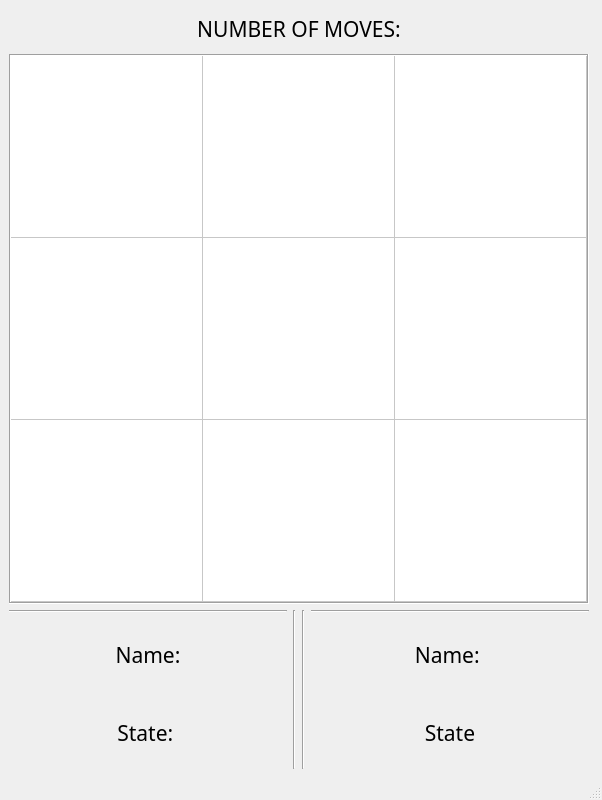
Above: W_TTT_UI.ui from adhamhamdy3/Word-Tic-Tac-Toe before the change. Below: the same form after it.
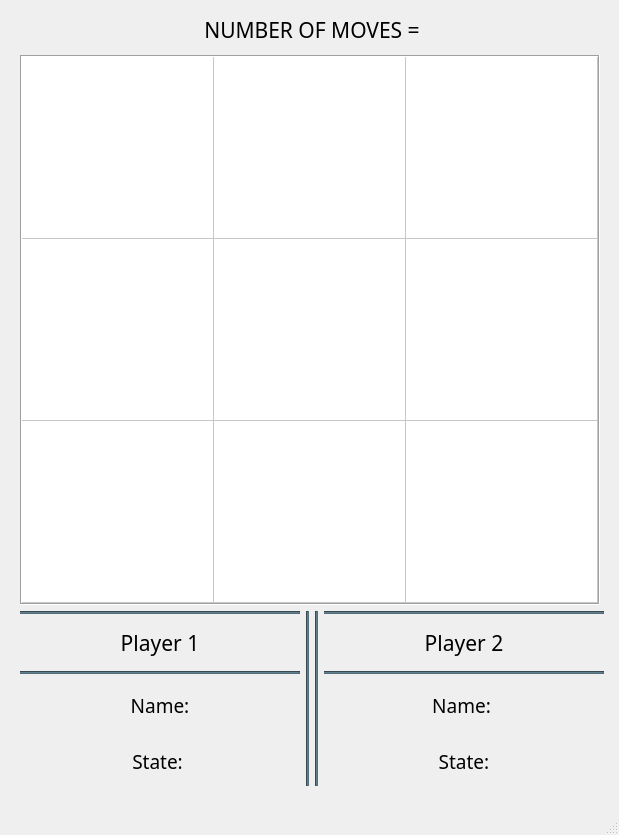
That is the form after the change.

```diff
--- a/W_TTT_UI.ui
+++ b/W_TTT_UI.ui
@@ -6,34 +6,41 @@
    <rect>
     <x>0</x>
     <y>0</y>
-    <width>602</width>
-    <height>800</height>
+    <width>619</width>
+    <height>835</height>
    </rect>
   </property>
   <property name="sizePolicy">
-   <sizepolicy hsizetype="Fixed" vsizetype="Fixed">
+   <sizepolicy hsizetype="Preferred" vsizetype="Preferred">
     <horstretch>0</horstretch>
     <verstretch>0</verstretch>
    </sizepolicy>
   </property>
   <property name="minimumSize">
    <size>
-    <width>602</width>
-    <height>800</height>
+    <width>619</width>
+    <height>835</height>
    </size>
   </property>
   <property name="maximumSize">
    <size>
-    <width>602</width>
-    <height>800</height>
+    <width>619</width>
+    <height>835</height>
    </size>
   </property>
   <property name="windowTitle">
    <string>Word Tic Tac Toe</string>
   </property>
   <widget class="QWidget" name="centralwidget">
-   <layout class="QFormLayout" name="formLayout">
-    <item row="0" column="0">
+   <widget class="QWidget" name="">
+    <property name="geometry">
+     <rect>
+      <x>20</x>
+      <y>10</y>
+      <width>584</width>
+      <height>776</height>
+     </rect>
+    </property>
      <layout class="QVBoxLayout" name="verticalLayout_4">
       <item>
        <layout class="QVBoxLayout" name="verticalLayout">
@@ -52,7 +59,7 @@
            </font>
           </property>
           <property name="text">
-           <string>NUMBER OF MOVES:</string>
+          <string>NUMBER OF MOVES =</string>
           </property>
           <property name="alignment">
            <set>Qt::AlignmentFlag::AlignCenter</set>
@@ -233,6 +240,35 @@
          <layout class="QVBoxLayout" name="verticalLayout_2">
           <item>
            <widget class="Line" name="line">
+           <property name="styleSheet">
+            <string notr="true">background-color: #546E7A;</string>
+           </property>
+           <property name="orientation">
+            <enum>Qt::Orientation::Horizontal</enum>
+           </property>
+          </widget>
+         </item>
+         <item>
+          <widget class="QLabel" name="label">
+           <property name="font">
+            <font>
+             <family>outrun future</family>
+             <pointsize>16</pointsize>
+            </font>
+           </property>
+           <property name="text">
+            <string>Player 1</string>
+           </property>
+           <property name="alignment">
+            <set>Qt::AlignmentFlag::AlignCenter</set>
+           </property>
+          </widget>
+         </item>
+         <item>
+          <widget class="Line" name="line_5">
+           <property name="styleSheet">
+            <string notr="true">background-color: #546E7A;</string>
+           </property>
             <property name="orientation">
              <enum>Qt::Orientation::Horizontal</enum>
             </property>
@@ -240,10 +276,22 @@
           </item>
           <item>
            <widget class="QLabel" name="name1Label">
+           <property name="minimumSize">
+            <size>
+             <width>0</width>
+             <height>50</height>
+            </size>
+           </property>
+           <property name="maximumSize">
+            <size>
+             <width>16777215</width>
+             <height>50</height>
+            </size>
+           </property>
             <property name="font">
              <font>
               <family>outrun future</family>
-              <pointsize>16</pointsize>
+             <pointsize>14</pointsize>
              </font>
             </property>
             <property name="text">
@@ -256,10 +304,22 @@
           </item>
           <item>
            <widget class="QLabel" name="state1Label">
+           <property name="minimumSize">
+            <size>
+             <width>0</width>
+             <height>50</height>
+            </size>
+           </property>
+           <property name="maximumSize">
+            <size>
+             <width>16777215</width>
+             <height>50</height>
+            </size>
+           </property>
             <property name="font">
              <font>
               <family>outrun future</family>
-              <pointsize>16</pointsize>
+             <pointsize>14</pointsize>
              </font>
             </property>
             <property name="text">
@@ -274,6 +334,9 @@
         </item>
         <item>
          <widget class="Line" name="line_3">
+         <property name="styleSheet">
+          <string notr="true">background-color: #546E7A;</string>
+         </property>
           <property name="orientation">
            <enum>Qt::Orientation::Vertical</enum>
           </property>
@@ -281,6 +344,9 @@
         </item>
         <item>
          <widget class="Line" name="line_4">
+         <property name="styleSheet">
+          <string notr="true">background-color: #546E7A;</string>
+         </property>
           <property name="orientation">
            <enum>Qt::Orientation::Vertical</enum>
           </property>
@@ -290,6 +356,35 @@
          <layout class="QVBoxLayout" name="verticalLayout_3">
           <item>
            <widget class="Line" name="line_2">
+           <property name="styleSheet">
+            <string notr="true">background-color: #546E7A;</string>
+           </property>
+           <property name="orientation">
+            <enum>Qt::Orientation::Horizontal</enum>
+           </property>
+          </widget>
+         </item>
+         <item>
+          <widget class="QLabel" name="label_2">
+           <property name="font">
+            <font>
+             <family>outrun future</family>
+             <pointsize>16</pointsize>
+            </font>
+           </property>
+           <property name="text">
+            <string>Player 2</string>
+           </property>
+           <property name="alignment">
+            <set>Qt::AlignmentFlag::AlignCenter</set>
+           </property>
+          </widget>
+         </item>
+         <item>
+          <widget class="Line" name="line_6">
+           <property name="styleSheet">
+            <string notr="true">background-color: #546E7A;</string>
+           </property>
             <property name="orientation">
              <enum>Qt::Orientation::Horizontal</enum>
             </property>
@@ -297,10 +392,22 @@
           </item>
           <item>
            <widget class="QLabel" name="name2Label">
+           <property name="minimumSize">
+            <size>
+             <width>0</width>
+             <height>50</height>
+            </size>
+           </property>
+           <property name="maximumSize">
+            <size>
+             <width>16777215</width>
+             <height>50</height>
+            </size>
+           </property>
             <property name="font">
              <font>
               <family>outrun future</family>
-              <pointsize>16</pointsize>
+             <pointsize>14</pointsize>
              </font>
             </property>
             <property name="text">
@@ -313,14 +420,26 @@
           </item>
           <item>
            <widget class="QLabel" name="state2Label">
+           <property name="minimumSize">
+            <size>
+             <width>0</width>
+             <height>50</height>
+            </size>
+           </property>
+           <property name="maximumSize">
+            <size>
+             <width>16777215</width>
+             <height>50</height>
+            </size>
+           </property>
             <property name="font">
              <font>
               <family>outrun future</family>
-              <pointsize>16</pointsize>
+             <pointsize>14</pointsize>
              </font>
             </property>
             <property name="text">
-             <string>State</string>
+            <string>State:</string>
             </property>
             <property name="alignment">
              <set>Qt::AlignmentFlag::AlignCenter</set>
@@ -332,8 +451,7 @@
        </layout>
       </item>
      </layout>
-    </item>
-   </layout>
+   </widget>
   </widget>
   <widget class="QMenuBar" name="menubar">
    <property name="geometry">
```
Left out of the diff: 2 changed lines with no effect on the pictures. Lines whose indentation alone changed are shown as unchanged.
